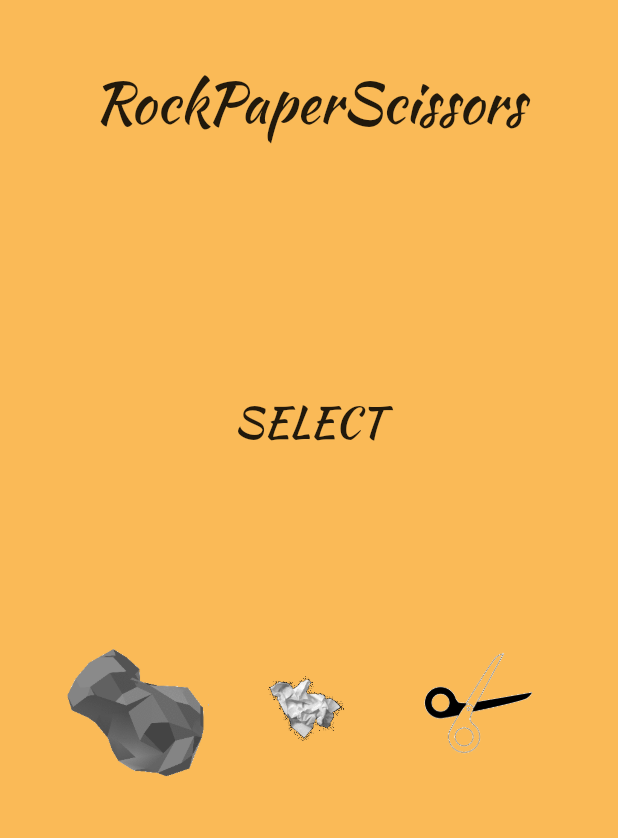
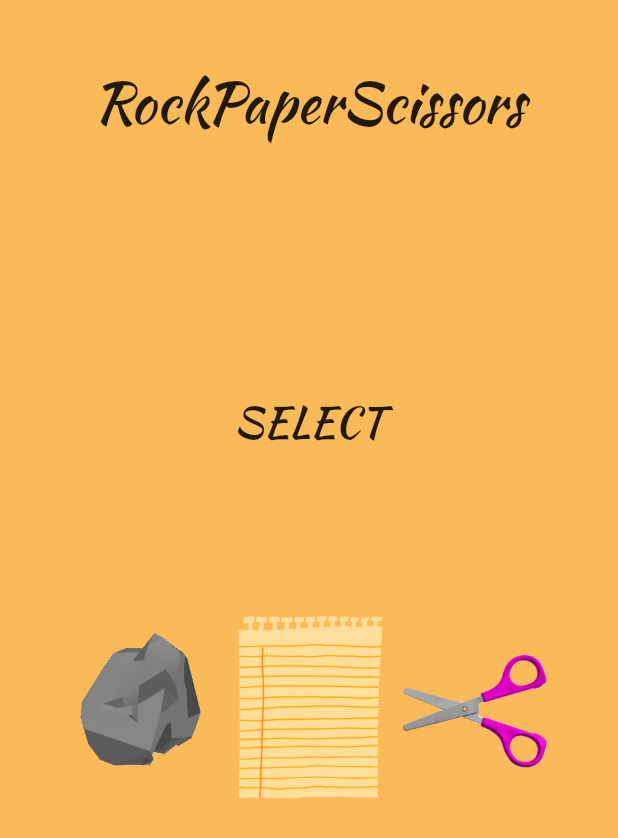
Before and after one commit to CoderRaja1234/Rock_Scissor_and_Paper_Game, a Flutter app: the screen it shows after launch, on a phone screen of 412 x 824 dp. Shown: the top 838 px of the screen. Run offline on Flutter 3.47's test engine with Material 2 defaults, Android fonts, the phone set to English and light mode, and no system bars.

Commit message:
changed the gif

```diff
--- a/lib/main.dart
+++ b/lib/main.dart
@@ -23,7 +23,7 @@ class _SplashState extends State<Splash> {
   @override
   void initState() {
     Timer(
-        Duration(milliseconds: 1000),
+        Duration(seconds: 4),
             () => Navigator.pushReplacement(
             context, MaterialPageRoute(builder: (context) => Home())));
   }
@@ -131,15 +131,18 @@ class _HomeState extends State<Home> with SingleTickerProviderStateMixin {
             'RockPaperScissors',
             style: TextStyle(fontFamily: 'KaushanScript', fontSize: 38),
           ),
-          SizedBox(
-            height: height * 0.2,
-          ),
+          // SizedBox(
+          //   height: height * 0.2,
+          // ),
           Stack(children: [
             AnimatedOpacity(
               opacity: firstLayerVisible ? 1.0 : 0.0,
               duration: Duration(milliseconds: 500),
               child: Column(
                 children: [
+                  SizedBox(
+                    height: height * 0.2,
+                  ),
                   Text(
                     'SELECT',
                     style: TextStyle(fontFamily: 'KaushanScript', fontSize: 28),
@@ -211,6 +214,9 @@ class _HomeState extends State<Home> with SingleTickerProviderStateMixin {
               duration: Duration(milliseconds: 500),
               child: Column(
                 children: [
+                  SizedBox(
+                    height: height * 0.14,
+                  ),
                   Text(
                     res,
                     style: TextStyle(fontFamily: 'KaushanScript', fontSize: 28),
```
Also changed, not shown: assets/paper.gif, assets/scissors.gif.
